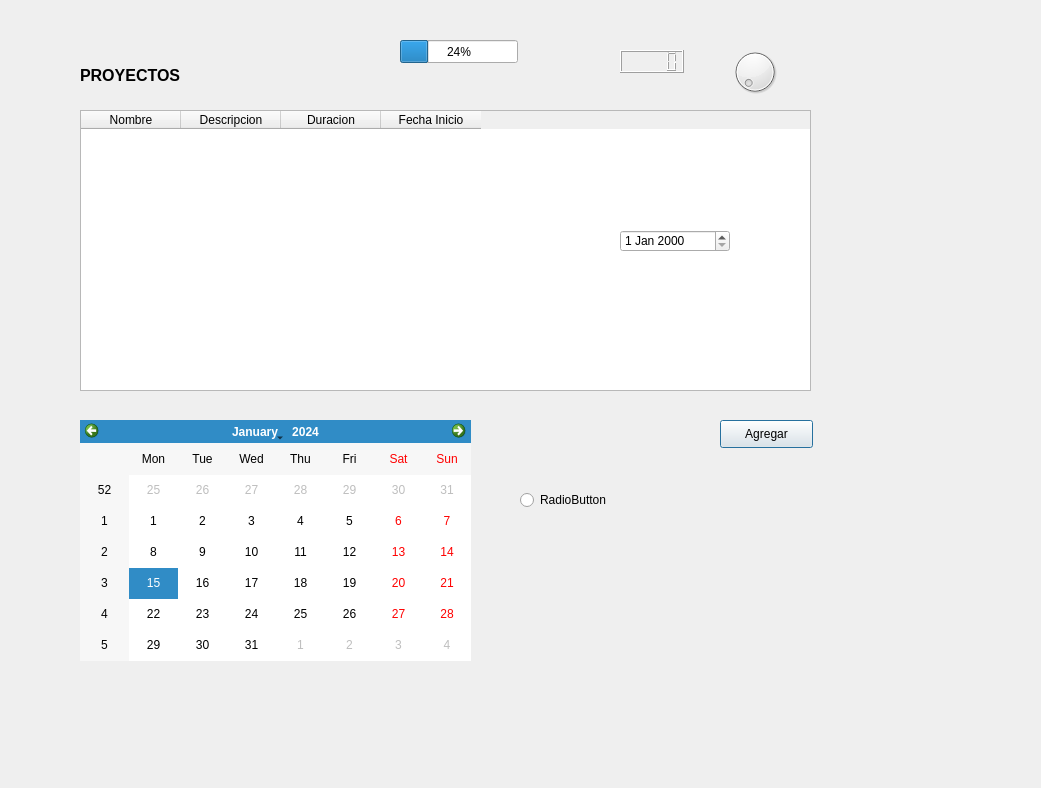
Old version of the form DialogTemplate.ui in the repository rojasalexander/AdministradorProyectosFacultad.
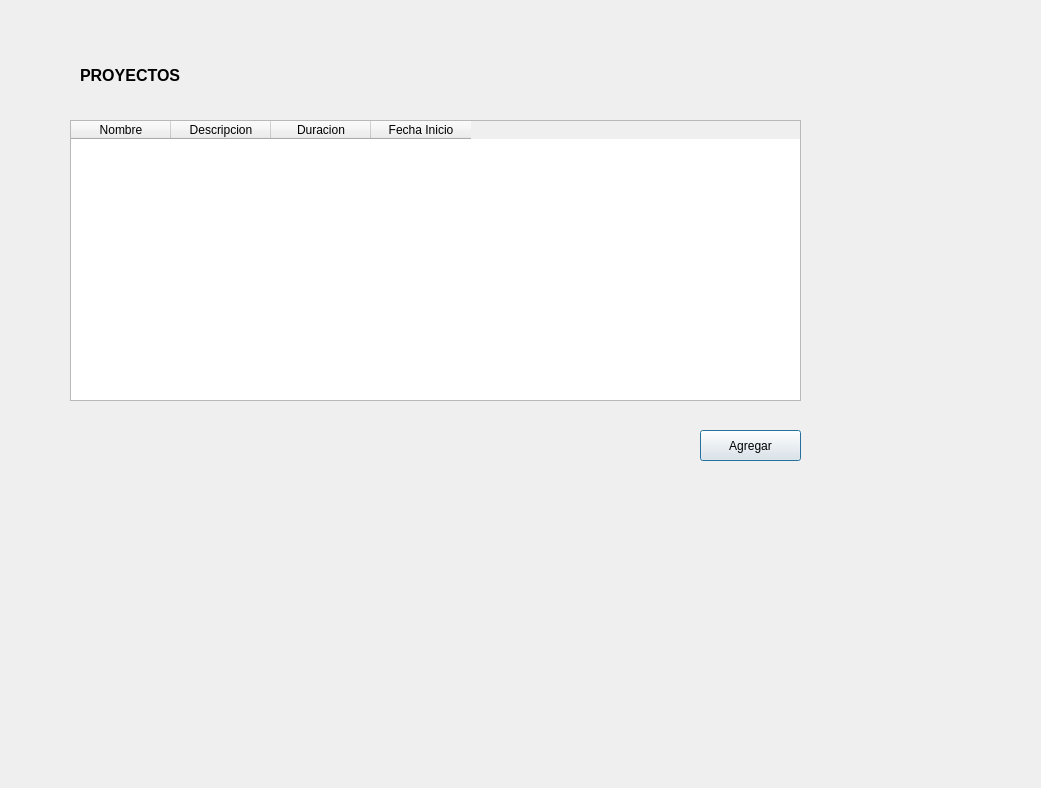
New version of the form.

What changed in the file:
```diff
--- a/DialogTemplate.ui
+++ b/DialogTemplate.ui
@@ -16,10 +16,10 @@
   <widget class="QPushButton" name="pushButton">
    <property name="geometry">
     <rect>
-     <x>720</x>
-     <y>420</y>
-     <width>93</width>
-     <height>28</height>
+     <x>700</x>
+     <y>430</y>
+     <width>101</width>
+     <height>31</height>
     </rect>
    </property>
    <property name="text">
@@ -48,8 +48,8 @@
   <widget class="QTableWidget" name="tableWidget">
    <property name="geometry">
     <rect>
-     <x>80</x>
-     <y>110</y>
+     <x>70</x>
+     <y>120</y>
      <width>731</width>
      <height>281</height>
     </rect>
@@ -75,87 +75,6 @@
     </property>
    </column>
   </widget>
-  <widget class="QDateEdit" name="dateEdit">
-   <property name="geometry">
-    <rect>
-     <x>620</x>
-     <y>230</y>
-     <width>110</width>
-     <height>22</height>
-    </rect>
-   </property>
-  </widget>
-  <widget class="QCalendarWidget" name="calendarWidget">
-   <property name="geometry">
-    <rect>
-     <x>80</x>
-     <y>420</y>
-     <width>391</width>
-     <height>241</height>
-    </rect>
-   </property>
-  </widget>
-  <widget class="QProgressBar" name="progressBar">
-   <property name="geometry">
-    <rect>
-     <x>400</x>
-     <y>40</y>
-     <width>118</width>
-     <height>23</height>
-    </rect>
-   </property>
-   <property name="value">
-    <number>24</number>
-   </property>
-  </widget>
-  <widget class="QLCDNumber" name="lcdNumber">
-   <property name="geometry">
-    <rect>
-     <x>620</x>
-     <y>50</y>
-     <width>64</width>
-     <height>23</height>
-    </rect>
-   </property>
-  </widget>
-  <widget class="QDial" name="dial">
-   <property name="geometry">
-    <rect>
-     <x>730</x>
-     <y>40</y>
-     <width>50</width>
-     <height>64</height>
-    </rect>
-   </property>
-  </widget>
-  <widget class="QStackedWidget" name="stackedWidget">
-   <property name="geometry">
-    <rect>
-     <x>470</x>
-     <y>30</y>
-     <width>120</width>
-     <height>80</height>
-    </rect>
-   </property>
-   <property name="currentIndex">
-    <number>0</number>
-   </property>
-   <widget class="QWidget" name="page"/>
-   <widget class="QWidget" name="page_2"/>
-  </widget>
-  <widget class="QRadioButton" name="radioButton">
-   <property name="geometry">
-    <rect>
-     <x>520</x>
-     <y>490</y>
-     <width>95</width>
-     <height>20</height>
-    </rect>
-   </property>
-   <property name="text">
-    <string>RadioButton</string>
-   </property>
-  </widget>
  </widget>
  <resources/>
  <connections/>
```
